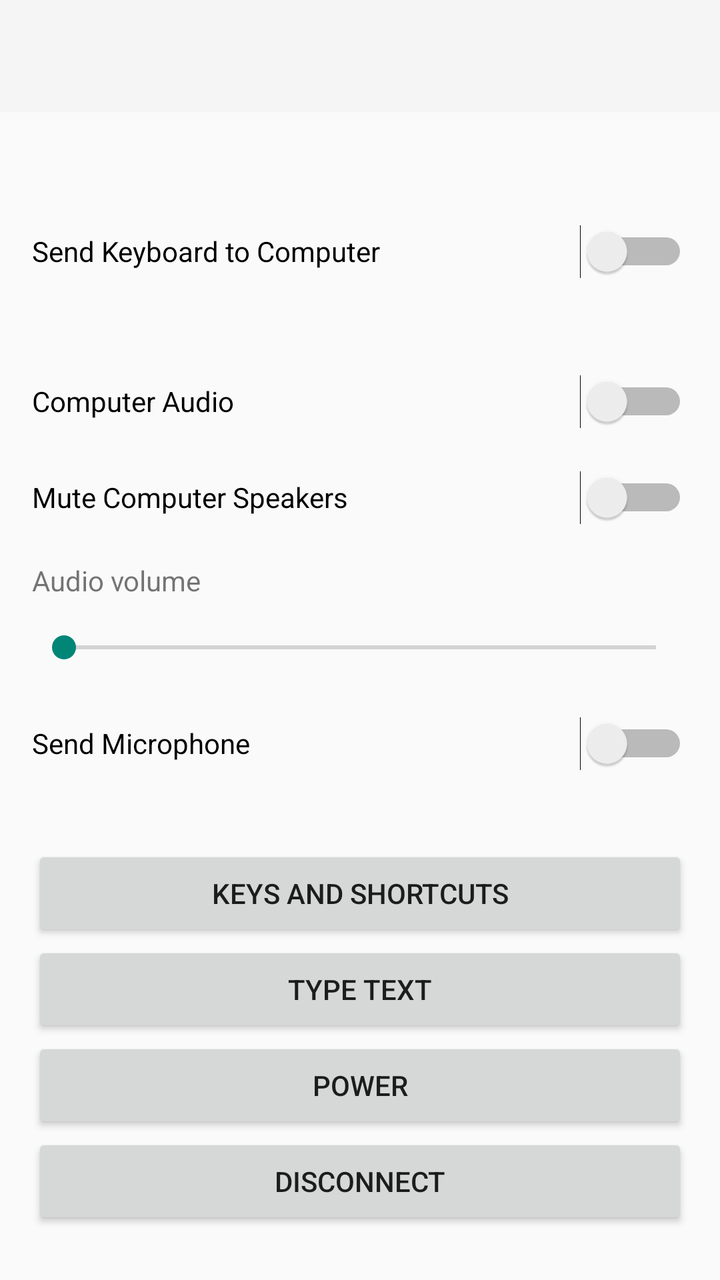
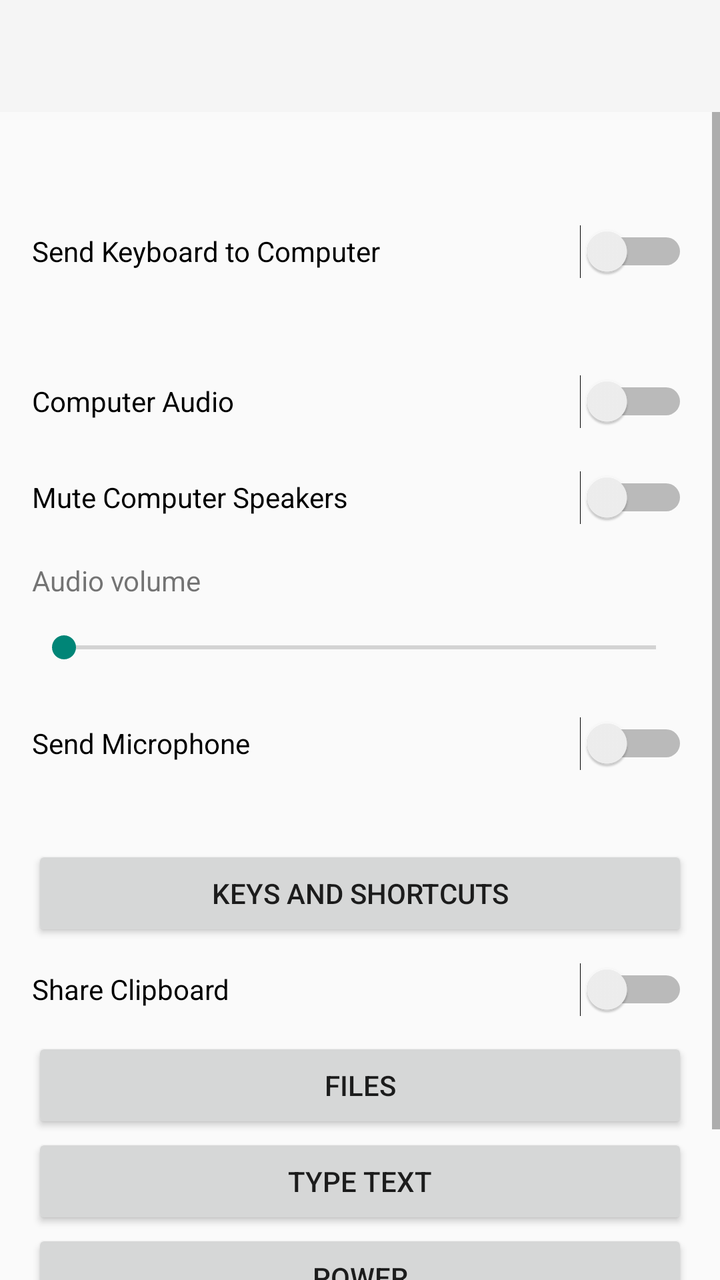

The first picture is an Android layout as it rendered before a commit; the second is the same layout after the commit. The layout source and the unified diff follow.
<!-- AndroidManifest.xml: application theme Theme.Portputer -->
<!-- res/layout/activity_connected.xml -->
<?xml version="1.0" encoding="utf-8"?>
<LinearLayout xmlns:android="http://schemas.android.com/apk/res/android"
    android:id="@+id/root"
    android:layout_width="match_parent"
    android:layout_height="match_parent"
    android:orientation="vertical">

    <include layout="@layout/toolbar" />

    <ScrollView
        android:layout_width="match_parent"
        android:layout_height="0dp"
        android:layout_weight="1">

        <LinearLayout
            android:layout_width="match_parent"
            android:layout_height="wrap_content"
            android:orientation="vertical"
            android:padding="16dp">

            <TextView
                android:id="@+id/status"
                android:layout_width="match_parent"
                android:layout_height="wrap_content"
                android:accessibilityLiveRegion="polite"
                android:paddingBottom="8dp"
                android:textAppearance="@android:style/TextAppearance.Material.Subhead" />

            <TextView
                android:id="@+id/message"
                android:layout_width="match_parent"
                android:layout_height="wrap_content"
                android:accessibilityLiveRegion="polite"
                android:paddingBottom="8dp"
                android:visibility="gone" />

            <LinearLayout
                android:id="@+id/pair_section"
                android:layout_width="match_parent"
                android:layout_height="wrap_content"
                android:orientation="vertical"
                android:visibility="gone">

                <TextView
                    style="@style/Heading"
                    android:layout_width="match_parent"
                    android:layout_height="wrap_content"
                    android:accessibilityHeading="true"
                    android:text="@string/pair_heading" />

                <TextView
                    android:id="@+id/pair_instructions"
                    android:layout_width="match_parent"
                    android:layout_height="wrap_content" />

                <TextView
                    android:id="@+id/pair_code_label"
                    android:layout_width="match_parent"
                    android:layout_height="wrap_content"
                    android:labelFor="@+id/pair_code"
                    android:paddingTop="8dp"
                    android:text="@string/pair_code" />

                <EditText
                    android:id="@+id/pair_code"
                    android:layout_width="match_parent"
                    android:layout_height="wrap_content"
                    android:importantForAutofill="no"
                    android:inputType="textCapCharacters|textNoSuggestions|textVisiblePassword"
                    android:imeOptions="actionDone"
                    android:maxLength="20" />

                <Button
                    android:id="@+id/pair"
                    android:layout_width="wrap_content"
                    android:layout_height="wrap_content"
                    android:text="@string/pair" />
            </LinearLayout>

            <LinearLayout
                android:id="@+id/controls"
                android:layout_width="match_parent"
                android:layout_height="wrap_content"
                android:orientation="vertical">

                <Switch
                    android:id="@+id/capture"
                    android:layout_width="match_parent"
                    android:layout_height="wrap_content"
                    android:minHeight="48dp"
                    android:text="@string/capture_switch" />

                <TextView
                    android:id="@+id/capture_help"
                    android:layout_width="match_parent"
                    android:layout_height="wrap_content"
                    android:paddingBottom="8dp" />

                <LinearLayout
                    android:id="@+id/keyboard_off_section"
                    android:layout_width="match_parent"
                    android:layout_height="wrap_content"
                    android:orientation="vertical"
                    android:visibility="gone">

                    <TextView
                        android:layout_width="match_parent"
                        android:layout_height="wrap_content"
                        android:text="@string/keyboard_off" />

                    <Button
                        android:id="@+id/open_accessibility"
                        android:layout_width="wrap_content"
                        android:layout_height="wrap_content"
                        android:text="@string/open_accessibility_settings" />
                </LinearLayout>

                <Switch
                    android:id="@+id/audio"
                    android:layout_width="match_parent"
                    android:layout_height="wrap_content"
                    android:minHeight="48dp"
                    android:text="@string/audio_switch" />

                <Switch
                    android:id="@+id/mute_speakers"
                    android:layout_width="match_parent"
                    android:layout_height="wrap_content"
                    android:minHeight="48dp"
                    android:text="@string/mute_speakers_switch" />

                <TextView
                    android:id="@+id/volume_label"
                    android:layout_width="match_parent"
                    android:layout_height="wrap_content"
                    android:labelFor="@+id/volume"
                    android:paddingTop="8dp"
                    android:text="@string/audio_volume" />

                <SeekBar
                    android:id="@+id/volume"
                    android:layout_width="match_parent"
                    android:layout_height="48dp"
                    android:max="100" />

                <Switch
                    android:id="@+id/mic"
                    android:layout_width="match_parent"
                    android:layout_height="wrap_content"
                    android:minHeight="48dp"
                    android:text="@string/mic_switch" />

                <TextView
                    android:id="@+id/mic_help"
                    android:layout_width="match_parent"
                    android:layout_height="wrap_content"
                    android:paddingBottom="8dp" />

                <Button
                    android:id="@+id/keys"
                    android:layout_width="match_parent"
                    android:layout_height="wrap_content"
                    android:text="@string/keys_button" />

                <Button
                    android:id="@+id/text"
                    android:layout_width="match_parent"
                    android:layout_height="wrap_content"
                    android:text="@string/text_button" />

                <Button
                    android:id="@+id/power"
                    android:layout_width="match_parent"
                    android:layout_height="wrap_content"
                    android:text="@string/power_button" />
            </LinearLayout>

            <Button
                android:id="@+id/disconnect"
                android:layout_width="match_parent"
                android:layout_height="wrap_content"
                android:text="@string/disconnect" />
        </LinearLayout>
    </ScrollView>
</LinearLayout>
<!-- res/layout/toolbar.xml (included above) -->
<?xml version="1.0" encoding="utf-8"?>
<Toolbar xmlns:android="http://schemas.android.com/apk/res/android"
    android:id="@+id/toolbar"
    android:layout_width="match_parent"
    android:layout_height="wrap_content"
    android:minHeight="?android:attr/actionBarSize"
    android:background="?android:attr/colorPrimary"
    android:theme="@android:style/ThemeOverlay.Material.Dark.ActionBar" />
<!-- resources referenced by this layout -->
<resources>
  <string name="audio_switch">Computer Audio</string>
  <string name="audio_volume">Audio volume</string>
  <string name="capture_switch">Send Keyboard to Computer</string>
  <string name="disconnect">Disconnect</string>
  <string name="keyboard_off">Portputer Keyboard is off: keys from an external keyboard stay on this device.</string>
  <string name="keys_button">Keys and Shortcuts</string>
  <string name="mic_switch">Send Microphone</string>
  <string name="mute_speakers_switch">Mute Computer Speakers</string>
  <string name="open_accessibility_settings">Open Accessibility Settings</string>
  <string name="pair">Pair</string>
  <string name="pair_code">Pairing code</string>
  <string name="pair_heading">Pairing</string>
  <string name="power_button">Power</string>
  <string name="text_button">Type Text</string>
  <style name="Heading" parent="@android:style/TextAppearance.Material.Title">
          <item name="android:paddingTop">16dp</item>
          <item name="android:paddingBottom">8dp</item>
      </style>
  <style name="Theme.Portputer" parent="@android:style/Theme.Material.Light.NoActionBar" />
</resources>

<!-- the commit's change to res/layout/activity_connected.xml (unified diff, before → after) -->
@@ -161,6 +161,19 @@
                     android:layout_width="match_parent"
                     android:layout_height="wrap_content"
                     android:text="@string/keys_button" />
+
+                <Switch
+                    android:id="@+id/share_clipboard"
+                    android:layout_width="match_parent"
+                    android:layout_height="wrap_content"
+                    android:minHeight="48dp"
+                    android:text="@string/share_clipboard_switch" />
+
+                <Button
+                    android:id="@+id/files"
+                    android:layout_width="match_parent"
+                    android:layout_height="wrap_content"
+                    android:text="@string/files_button" />
 
                 <Button
                     android:id="@+id/text"
<!-- resource entries referenced after the edit -->
@@ -4,6 +4,7 @@
   <string name="audio_volume">Audio volume</string>
   <string name="capture_switch">Send Keyboard to Computer</string>
   <string name="disconnect">Disconnect</string>
+  <string name="files_button">Files</string>
   <string name="keyboard_off">Portputer Keyboard is off: keys from an external keyboard stay on this device.</string>
   <string name="keys_button">Keys and Shortcuts</string>
   <string name="mic_switch">Send Microphone</string>
@@ -13,6 +14,7 @@
   <string name="pair_code">Pairing code</string>
   <string name="pair_heading">Pairing</string>
   <string name="power_button">Power</string>
+  <string name="share_clipboard_switch">Share Clipboard</string>
   <string name="text_button">Type Text</string>
   <style name="Heading" parent="@android:style/TextAppearance.Material.Title">
           <item name="android:paddingTop">16dp</item>
